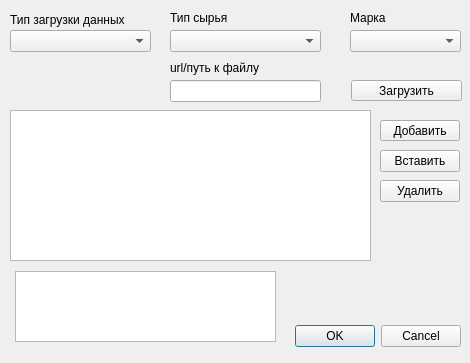
The window that src/dialoguploaddata.ui (glebmillenium/forecasting-financial-time-series) describes before a commit, drawn with Qt 5.
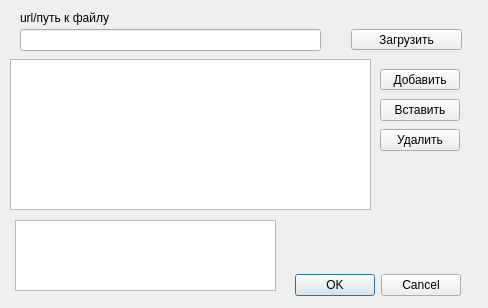
The same window after the commit.

Commit message: Добавлены диалоговые окна просмотра данных, настройки нейронной сети

Diff of the .ui file:
```diff
--- a/src/dialoguploaddata.ui
+++ b/src/dialoguploaddata.ui
@@ -6,8 +6,8 @@
    <rect>
     <x>0</x>
     <y>0</y>
-    <width>470</width>
-    <height>363</height>
+    <width>488</width>
+    <height>308</height>
    </rect>
   </property>
   <property name="windowTitle">
@@ -17,7 +17,7 @@
    <property name="geometry">
     <rect>
      <x>290</x>
-     <y>320</y>
+     <y>269</y>
      <width>171</width>
      <height>32</height>
     </rect>
@@ -33,7 +33,7 @@
    <property name="geometry">
     <rect>
      <x>380</x>
-     <y>120</y>
+     <y>69</y>
      <width>80</width>
      <height>21</height>
     </rect>
@@ -42,64 +42,21 @@
     <string>Добавить</string>
    </property>
   </widget>
-  <widget class="QLabel" name="label_2">
-   <property name="geometry">
-    <rect>
-     <x>350</x>
-     <y>10</y>
-     <width>40</width>
-     <height>16</height>
-    </rect>
-   </property>
-   <property name="text">
-    <string>Марка</string>
-   </property>
-  </widget>
   <widget class="QTableView" name="tableView">
    <property name="geometry">
     <rect>
      <x>10</x>
-     <y>110</y>
+     <y>59</y>
      <width>361</width>
      <height>151</height>
     </rect>
    </property>
   </widget>
-  <widget class="QComboBox" name="Mark">
-   <property name="geometry">
-    <rect>
-     <x>350</x>
-     <y>30</y>
-     <width>111</width>
-     <height>22</height>
-    </rect>
-   </property>
-  </widget>
-  <widget class="QComboBox" name="TypeUpload">
-   <property name="geometry">
-    <rect>
-     <x>10</x>
-     <y>30</y>
-     <width>141</width>
-     <height>22</height>
-    </rect>
-   </property>
-  </widget>
-  <widget class="QComboBox" name="TypeMaterial">
-   <property name="geometry">
-    <rect>
-     <x>170</x>
-     <y>30</y>
-     <width>151</width>
-     <height>22</height>
-    </rect>
-   </property>
-  </widget>
   <widget class="QPushButton" name="Upload">
    <property name="geometry">
     <rect>
      <x>351</x>
-     <y>80</y>
+     <y>29</y>
      <width>111</width>
      <height>21</height>
     </rect>
@@ -119,9 +76,9 @@
   <widget class="QLineEdit" name="UrlOrPath">
    <property name="geometry">
     <rect>
-     <x>170</x>
-     <y>80</y>
-     <width>151</width>
+     <x>20</x>
+     <y>29</y>
+     <width>301</width>
      <height>22</height>
     </rect>
    </property>
@@ -130,7 +87,7 @@
    <property name="geometry">
     <rect>
      <x>380</x>
-     <y>180</y>
+     <y>129</y>
      <width>80</width>
      <height>22</height>
     </rect>
@@ -142,9 +99,9 @@
   <widget class="QLabel" name="label_3">
    <property name="geometry">
     <rect>
-     <x>170</x>
-     <y>60</y>
-     <width>111</width>
+     <x>20</x>
+     <y>10</y>
+     <width>121</width>
      <height>16</height>
     </rect>
    </property>
@@ -152,37 +109,11 @@
     <string>&lt;html&gt;&lt;head/&gt;&lt;body&gt;&lt;p&gt;url/путь к файлу&lt;/p&gt;&lt;/body&gt;&lt;/html&gt;</string>
    </property>
   </widget>
-  <widget class="QLabel" name="label_4">
-   <property name="geometry">
-    <rect>
-     <x>10</x>
-     <y>10</y>
-     <width>151</width>
-     <height>21</height>
-    </rect>
-   </property>
-   <property name="text">
-    <string>&lt;html&gt;&lt;head/&gt;&lt;body&gt;&lt;p&gt;Тип загрузки данных&lt;/p&gt;&lt;/body&gt;&lt;/html&gt;</string>
-   </property>
-  </widget>
-  <widget class="QLabel" name="label">
-   <property name="geometry">
-    <rect>
-     <x>170</x>
-     <y>10</y>
-     <width>65</width>
-     <height>16</height>
-    </rect>
-   </property>
-   <property name="text">
-    <string>Тип сырья</string>
-   </property>
-  </widget>
   <widget class="QPushButton" name="ButtonPasteRow">
    <property name="geometry">
     <rect>
      <x>380</x>
-     <y>150</y>
+     <y>99</y>
      <width>80</width>
      <height>22</height>
     </rect>
@@ -195,7 +126,7 @@
    <property name="geometry">
     <rect>
      <x>15</x>
-     <y>271</y>
+     <y>220</y>
      <width>261</width>
      <height>71</height>
     </rect>
```
The commit also changes 32 other files.
